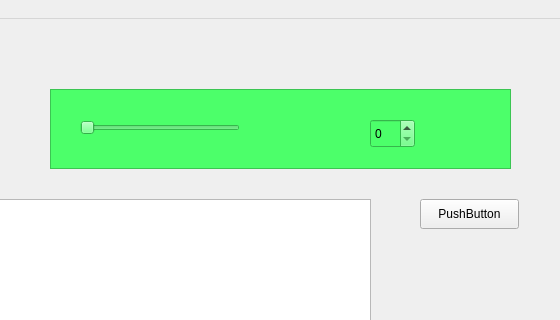
Before: the Qt Designer form CPU-Usage/mainwindow.ui in jentor67/Qt6Cmake, drawn with Qt 5; both pictures show x 240 to 800 and y 0 to 320 of the 800 by 600 pixel window.
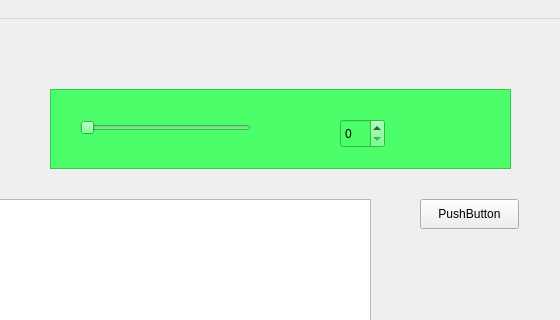
After: the same form once the commit is applied. Custom widgets are drawn as their Qt base class.

Commit message: changing the freqency with the slider

What changed in the file:
```diff
--- a/CPU-Usage/mainwindow.ui
+++ b/CPU-Usage/mainwindow.ui
@@ -218,7 +218,7 @@
     <widget class="QSpinBox" name="spinBox">
      <property name="geometry">
       <rect>
-       <x>320</x>
+       <x>290</x>
        <y>30</y>
        <width>45</width>
        <height>29</height>
@@ -230,14 +230,36 @@
       <rect>
        <x>30</x>
        <y>30</y>
-       <width>160</width>
+       <width>171</width>
        <height>18</height>
       </rect>
      </property>
+     <property name="minimum">
+      <number>1</number>
+     </property>
+     <property name="maximum">
+      <number>100</number>
+     </property>
+     <property name="singleStep">
+      <number>1</number>
+     </property>
      <property name="orientation">
       <enum>Qt::Orientation::Horizontal</enum>
      </property>
     </widget>
+    <widget class="QLabel" name="Frequency">
+     <property name="geometry">
+      <rect>
+       <x>360</x>
+       <y>30</y>
+       <width>67</width>
+       <height>21</height>
+      </rect>
+     </property>
+     <property name="text">
+      <string/>
+     </property>
+    </widget>
    </widget>
    <widget class="QLabel" name="labelCore">
     <property name="geometry">
```
Left out of the diff: 2 changed lines with no effect on the pictures. The commit also changes 2 other files.
